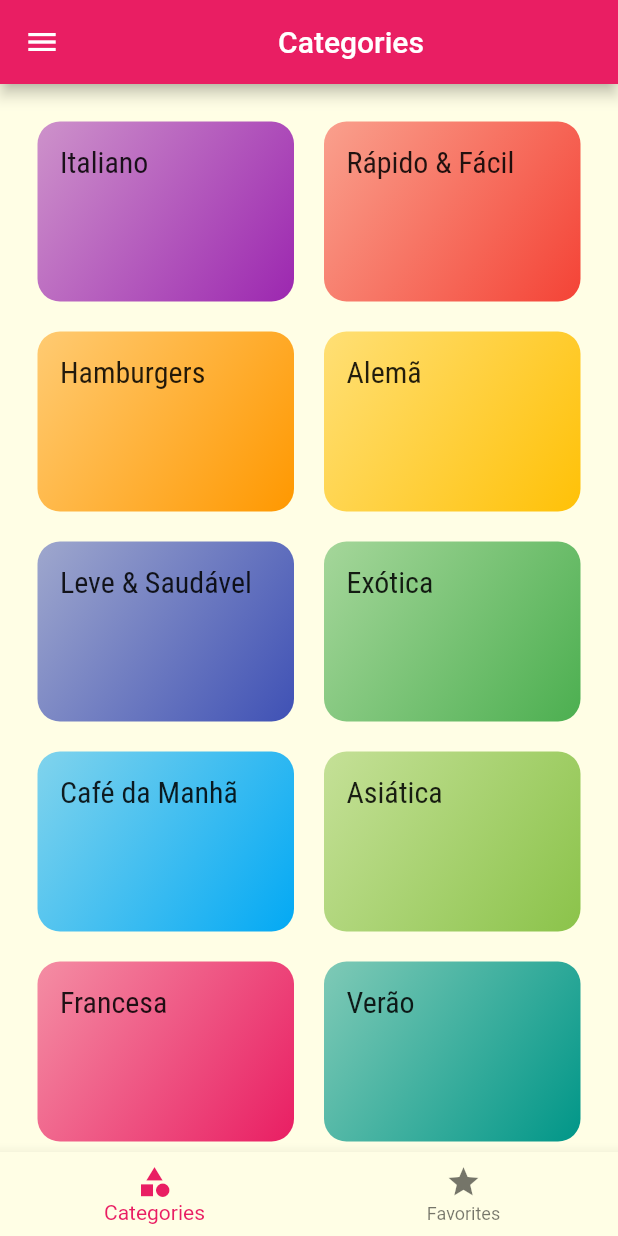
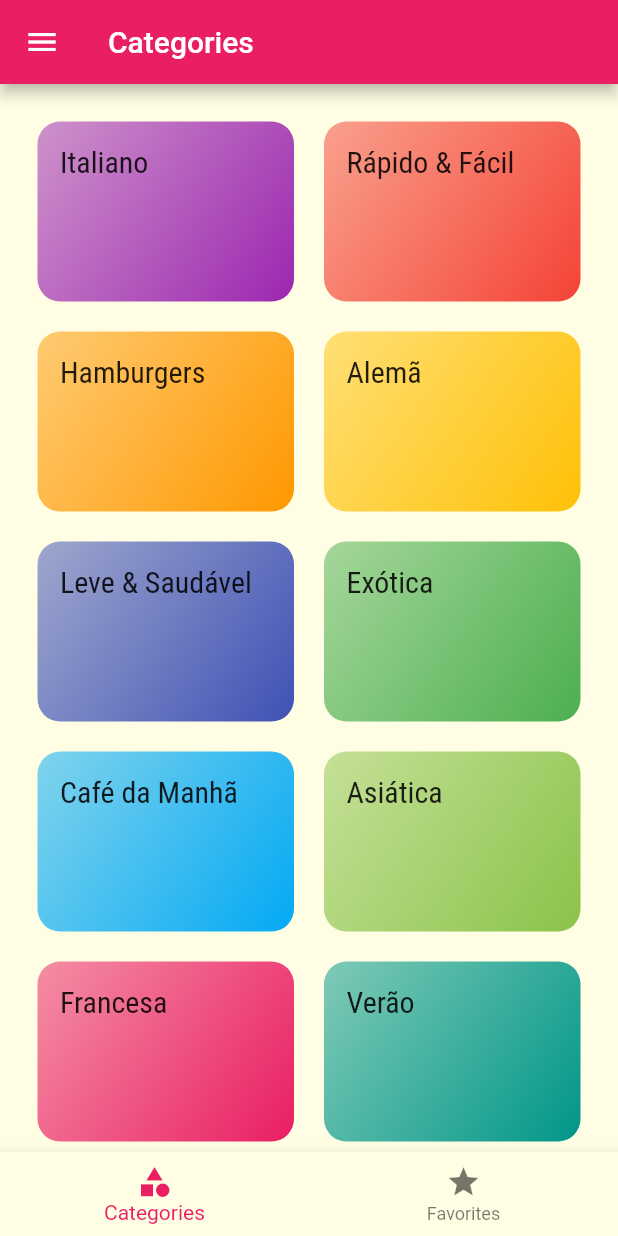
Before and after one commit to AllanCicceri/mealsapp, a Flutter app: the screen it shows after launch, on a phone screen of 412 x 824 dp. Run offline on Flutter 3.47's test engine with Material 2 defaults, Android fonts, the phone set to English and light mode, and no system bars.

Commit message:
refact: adjustments

```diff
--- a/lib/screens/tabs_screen.dart
+++ b/lib/screens/tabs_screen.dart
@@ -36,8 +36,7 @@ class _TabsScreenState extends State<TabsScreen> {
     return DefaultTabController(
       length: 2,
       child: Scaffold(
-        appBar:
-            AppBar(title: Center(child: Text(_titles[_selectedScreenIndex]))),
+        appBar: AppBar(title: Text(_titles[_selectedScreenIndex])),
         drawer: MainDrawer(),
         body: _screens[_selectedScreenIndex],
         bottomNavigationBar: BottomNavigationBar(
```
Also changed, not shown: lib/screens/favorites_screen.dart (+5 -2 lines).
